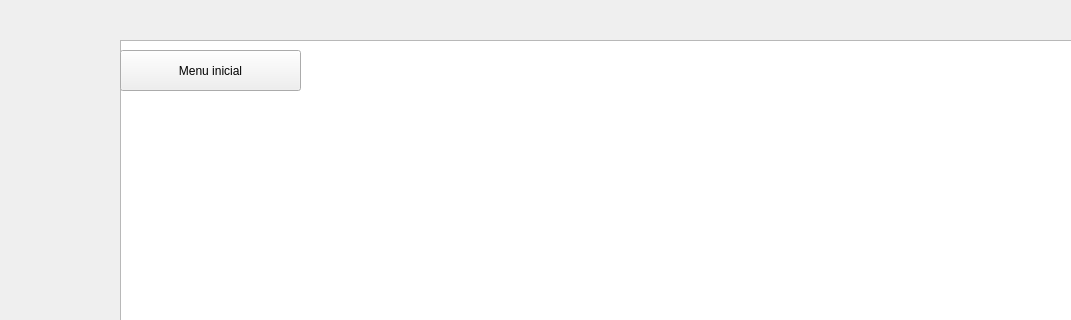
Before: the Qt Designer form codigo/proyectofinal/mainwindow.ui in AFelipeZuluaga/ProyectoFinal, drawn with Qt 5; both pictures show x 0 to 1071 and y 0 to 320 of the 1329 by 843 pixel window.
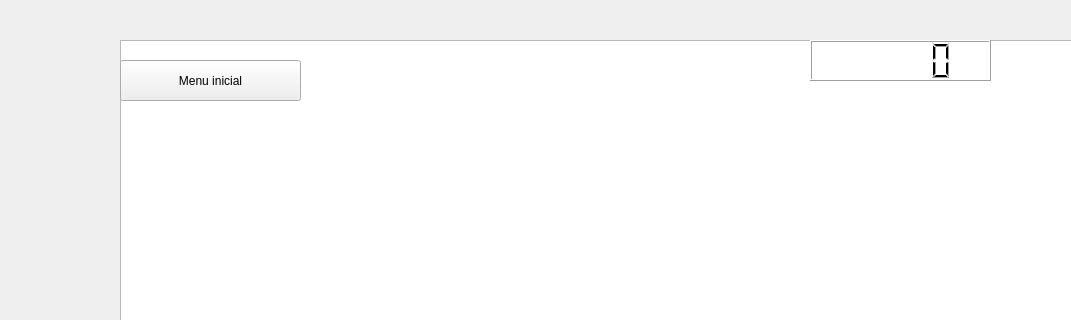
After: the same form once the commit is applied.

The edit to the form file:
```diff
--- a/codigo/proyectofinal/mainwindow.ui
+++ b/codigo/proyectofinal/mainwindow.ui
@@ -49,9 +49,9 @@
     <property name="geometry">
      <rect>
       <x>100</x>
-      <y>30</y>
-      <width>1091</width>
-      <height>771</height>
+      <y>40</y>
+      <width>1101</width>
+      <height>761</height>
      </rect>
     </property>
     <property name="currentIndex">
@@ -260,6 +260,16 @@
      <string>Salir</string>
     </property>
    </widget>
+   <widget class="QLCDNumber" name="lcdNumber">
+    <property name="geometry">
+     <rect>
+      <x>810</x>
+      <y>40</y>
+      <width>181</width>
+      <height>41</height>
+     </rect>
+    </property>
+   </widget>
   </widget>
   <widget class="QMenuBar" name="menubar">
    <property name="geometry">
```
